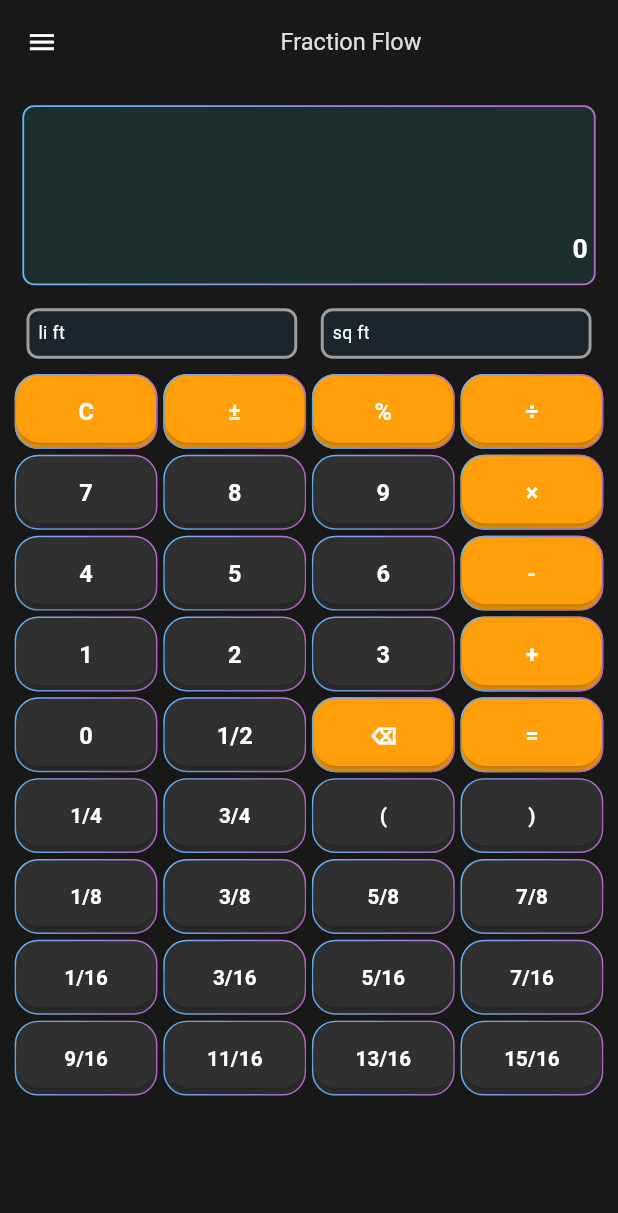
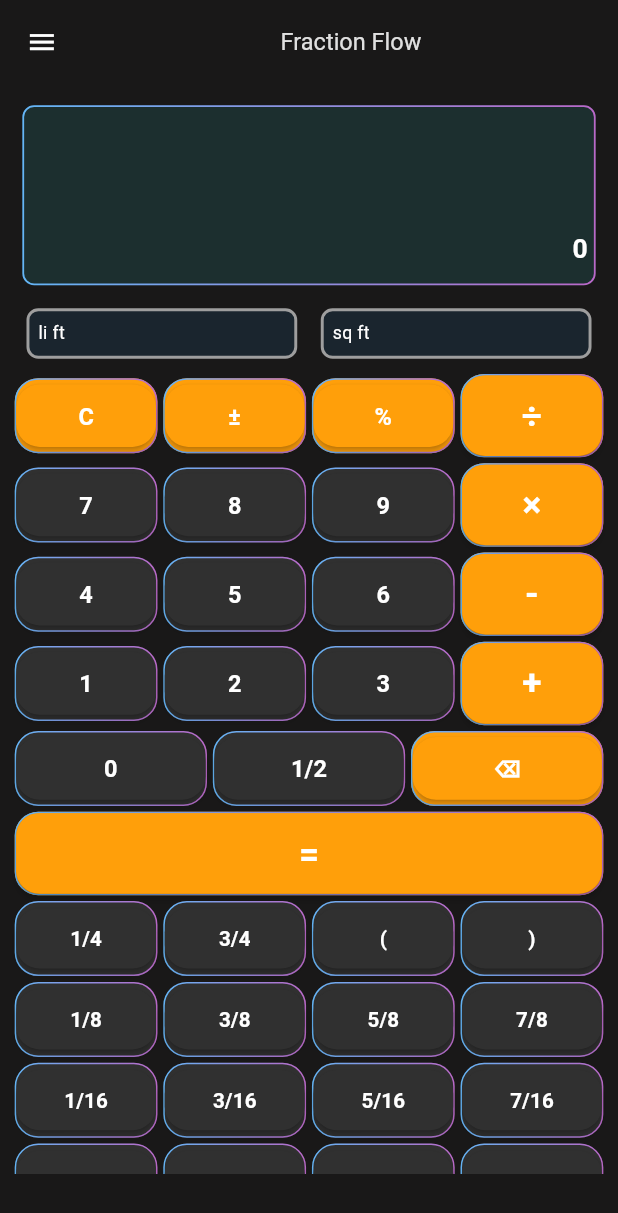
Before and after one commit to johnhcolani/HandiCalc, a Flutter app: the screen it shows after launch, on a phone screen of 412 x 824 dp. Shown: the top 1213 px of the screen. Run offline on Flutter 3.47's test engine with Material 3 defaults, Android fonts, the phone set to English and light mode, and no system bars; drawn by our look-alikes of auto_size_text; our stand-ins replace flutter_bloc, flutter_screenutil, gradient_borders, lottie; missing offline and left inert: fraction, new_version_plus.

Commit message:
Changed UI Keyboard

```diff
--- a/lib/features/calculator/presentation/screens/fraction_calculator_screen.dart
+++ b/lib/features/calculator/presentation/screens/fraction_calculator_screen.dart
@@ -188,7 +188,7 @@ class FractionCalculatorScreen extends StatelessWidget {
 
   Widget _buildScrollableCalculatorButtons(BuildContext context) {
     return SizedBox(
-      height: 0.6.sh, // Max 60% of screen height to prevent overflow
+      height: 0.65.sh, // Max 60% of screen height to prevent overflow
       child: SingleChildScrollView(
         child: Column(
           mainAxisAlignment: MainAxisAlignment.center,
@@ -226,12 +226,22 @@ class FractionCalculatorScreen extends StatelessWidget {
   }
 
   Widget _buildBottomRow() {
-    return const Row(
+    return Column(
       children: [
-        CalculatorButton(text: "0"),
-        CalculatorButton(text: "1/2"),
-        CalculatorButton(text: "⌫", isOperator: true),
-         CalculatorButton(text: "=", isOperator: true),
+        Row(
+          children: [
+            CalculatorButton(text: "0"),
+            CalculatorButton(text: "1/2"),
+            CalculatorButton(text: "⌫", isOperator: true),
+          ],
+        ),
+        const Row(
+          children: [
+
+
+             CalculatorButton(text: "=", isOperator: true),
+          ],
+        ),
       ],
     );
   }
--- a/lib/features/calculator/presentation/widgets/calculator_button.dart
+++ b/lib/features/calculator/presentation/widgets/calculator_button.dart
@@ -102,7 +102,14 @@ class CalculatorButton extends StatelessWidget {
     );
   }
 
-  double _getTextSize() => isFraction ? 14.sp : 16.sp;
+  double _getTextSize() {
+    if (["×", "-", "+", "÷","="].contains(text)) {
+      return 24.sp; // Make these specific operators even bigger
+    } else if (isFraction) {
+      return 14.sp;
+    }
+    return 16.sp;
+  }
 
   EdgeInsets _getPadding() => isFraction
       ?  EdgeInsets.symmetric(vertical: 8.h)
```
Also changed, not shown: 4 other files.
